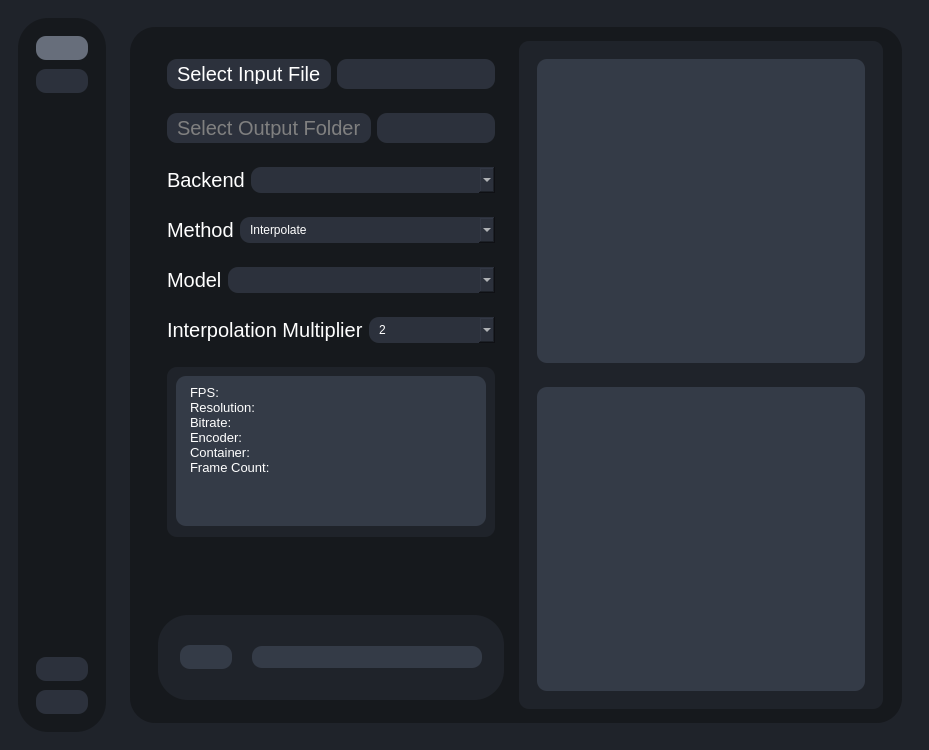
First picture: the form in testRVEInterface.ui, repository TNTwise/REAL-Video-Enhancer, before the edit.
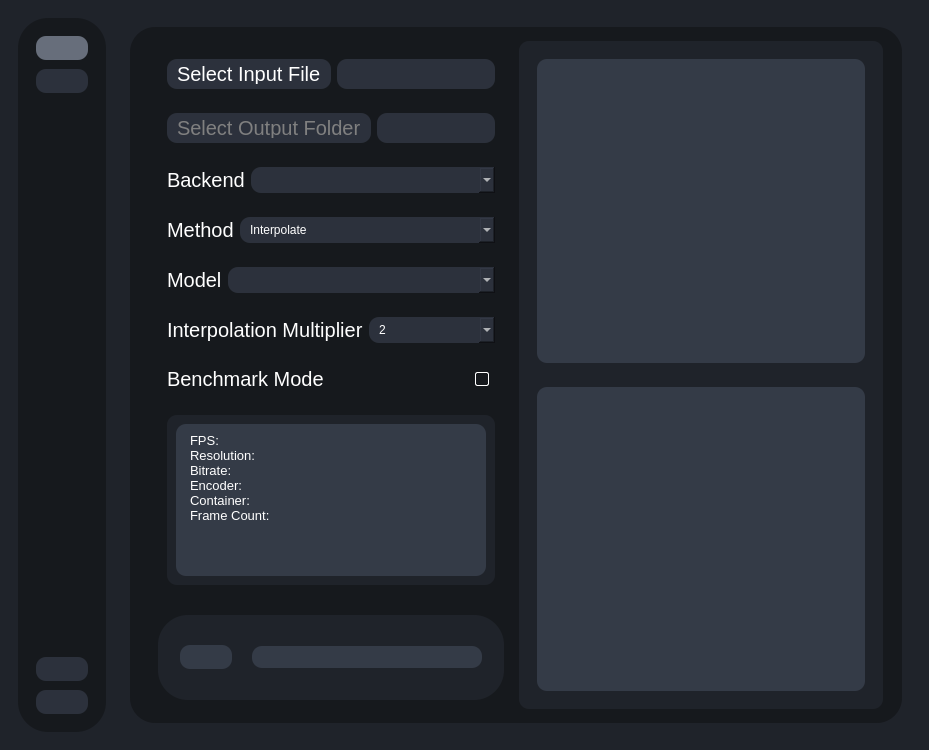
Second picture: the form after the edit. The open tabs and pages were chosen to show the change. Icons and pictures are not drawn.

Commit message: add benchmark mode button

Diff of the .ui file:
```diff
--- a/testRVEInterface.ui
+++ b/testRVEInterface.ui
@@ -75,6 +75,10 @@
 	background-color:#343b47;
 }
 
+QCheckBox{
+color:#fff;
+background-color:#fff;
+}
 </string>
   </property>
   <widget class="QWidget" name="centralwidget">
@@ -784,6 +788,54 @@
                    </layout>
                   </widget>
                  </item>
+                 <item>
+                  <widget class="QWidget" name="widget_6" native="true">
+                   <layout class="QHBoxLayout" name="horizontalLayout_15">
+                    <item>
+                     <widget class="QLabel" name="label_18">
+                      <property name="font">
+                       <font>
+                        <pointsize>15</pointsize>
+                       </font>
+                      </property>
+                      <property name="text">
+                       <string>Benchmark Mode</string>
+                      </property>
+                     </widget>
+                    </item>
+                    <item>
+                     <spacer name="horizontalSpacer">
+                      <property name="orientation">
+                       <enum>Qt::Orientation::Horizontal</enum>
+                      </property>
+                      <property name="sizeHint" stdset="0">
+                       <size>
+                        <width>40</width>
+                        <height>20</height>
+                       </size>
+                      </property>
+                     </spacer>
+                    </item>
+                    <item>
+                     <widget class="QCheckBox" name="benchmarkModeCheckBox">
+                      <property name="styleSheet">
+                       <string notr="true">QCheckBox::indicator{
+border : 1px solid white;
+border-radius: 2px;
+}
+QCheckBox::indicator::checked{
+background-color:white;
+}
+</string>
+                      </property>
+                      <property name="text">
+                       <string/>
+                      </property>
+                     </widget>
+                    </item>
+                   </layout>
+                  </widget>
+                 </item>
                  <item>
                   <widget class="QWidget" name="widget_2" native="true">
                    <layout class="QVBoxLayout" name="verticalLayout_13">
@@ -792,7 +844,7 @@
                       <property name="minimumSize">
                        <size>
                         <width>0</width>
-                        <height>170</height>
+                        <height>40</height>
                        </size>
                       </property>
                       <property name="maximumSize">
@@ -822,7 +874,7 @@
                          <property name="minimumSize">
                           <size>
                            <width>0</width>
-                           <height>150</height>
+                           <height>40</height>
                           </size>
                          </property>
                          <property name="maximumSize">
@@ -868,19 +920,6 @@
                          </property>
                         </widget>
                        </item>
-                       <item>
-                        <spacer name="verticalSpacer_5">
-                         <property name="orientation">
-                          <enum>Qt::Orientation::Vertical</enum>
-                         </property>
-                         <property name="sizeHint" stdset="0">
-                          <size>
-                           <width>20</width>
-                           <height>40</height>
-                          </size>
-                         </property>
-                        </spacer>
-                       </item>
                       </layout>
                      </widget>
                     </item>
```
The commit also changes 10 other files.
